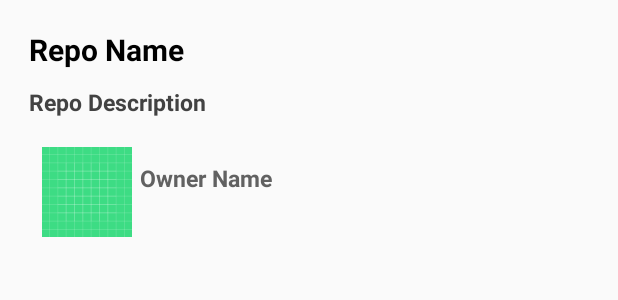
After one commit to abir-ahmed/project-top-android-repo, an Android app: the layout activity_repo_description.xml on its own in the app's theme, with its tools: preview values and no code run, on a phone screen of 412 x 824 dp. The commit adds this screen. Shown: the top 300 px of the screen. Run offline under Robolectric (Android 15) with nearby library versions, the phone set to English and light mode, and no system bars.

```diff
--- a/app/src/main/AndroidManifest.xml
+++ b/app/src/main/AndroidManifest.xml
@@ -14,13 +14,17 @@
         android:theme="@style/AppTheme">
         <activity
             android:name=".MainActivity"
-            android:theme="@style/ScreenTheme">
+            android:screenOrientation="portrait"
+            android:theme="@style/AppTheme">
             <intent-filter>
                 <action android:name="android.intent.action.MAIN" />
 
                 <category android:name="android.intent.category.LAUNCHER" />
             </intent-filter>
         </activity>
+        <activity
+            android:name=".RepoDetailActivity"
+            android:screenOrientation="portrait"/>
     </application>
 
 </manifest>
--- /dev/null
+++ b/app/src/main/res/layout/activity_repo_description.xml
@@ -0,0 +1,63 @@
+<?xml version="1.0" encoding="utf-8"?>
+<LinearLayout
+    xmlns:android="http://schemas.android.com/apk/res/android"
+    android:layout_width="match_parent"
+    android:layout_height="wrap_content"
+    android:orientation="horizontal"
+    android:padding="14dp">
+
+    <LinearLayout
+        android:layout_width="match_parent"
+        android:layout_height="wrap_content"
+        android:orientation="vertical">
+
+        <TextView
+            android:id="@+id/repo_name"
+            android:layout_width="match_parent"
+            android:layout_height="wrap_content"
+            android:layout_margin="5dp"
+            android:text="Repo Name"
+            android:textColor="@color/repo_name_text_color"
+            android:textSize="@dimen/large_text"
+            android:textStyle="bold" />
+
+        <TextView
+            android:id="@+id/repo_description"
+            android:layout_width="match_parent"
+            android:layout_height="wrap_content"
+            android:layout_margin="5dp"
+            android:text="Repo Description"
+            android:textColor="@color/repo_description_text_color"
+            android:textSize="@dimen/medium_text"
+            android:textStyle="bold" />
+
+        <RelativeLayout
+            android:layout_width="match_parent"
+            android:layout_height="wrap_content"
+            android:orientation="horizontal"
+            android:padding="14dp">
+
+            <ImageView
+                android:id="@+id/owner_avatar_image"
+                android:layout_width="@dimen/avatar_image_size"
+                android:layout_height="@dimen/avatar_image_size"
+                android:layout_alignParentLeft="true"
+                android:src="@drawable/ic_launcher_background" />
+
+            <TextView
+                android:id="@+id/owner_name"
+                android:layout_width="wrap_content"
+                android:layout_height="wrap_content"
+                android:text="Owner Name"
+                android:textColor="@color/owner_name_text_color"
+                android:textSize="@dimen/medium_text"
+                android:textStyle="bold"
+                android:layout_marginLeft="5dp"
+                android:layout_marginTop="10dp"
+                android:layout_toRightOf="@+id/owner_avatar_image"/>
+
+        </RelativeLayout>
+
+    </LinearLayout>
+
+</LinearLayout>
--- a/app/src/main/res/values/dimens.xml
+++ b/app/src/main/res/values/dimens.xml
@@ -3,7 +3,7 @@
 
     <dimen name="large_text">20sp</dimen>
     <dimen name="medium_text">15sp</dimen>
-    <dimen name="avatar_image_size">40dp</dimen>
+    <dimen name="avatar_image_size">60dp</dimen>
     <dimen name="star_image_size">20dp</dimen>
 
 </resources>
--- a/app/src/main/res/values/styles.xml
+++ b/app/src/main/res/values/styles.xml
@@ -6,20 +6,9 @@
         <item name="colorPrimary">@color/colorPrimary</item>
         <item name="colorPrimaryDark">@color/colorPrimaryDark</item>
         <item name="colorAccent">@color/colorAccent</item>
-        <item name="windowActionBar">false</item>
-        <item name="windowNoTitle">true</item>
-    </style>
-
-    <!--Application Screen Theme -->
-    <style name="ScreenTheme" parent="Theme.AppCompat.Light.NoActionBar">
-        <item name="android:windowNoTitle">true</item>
-        <item name="android:windowActionBar">false</item>
-        <item name="android:windowFullscreen">true</item>
-        <item name="android:windowContentOverlay">@null</item>
     </style>
 
     <style name="AppTheme.AppBarOverlay" parent="ThemeOverlay.AppCompat.Dark.ActionBar" />
-
     <style name="AppTheme.PopupOverlay" parent="ThemeOverlay.AppCompat.Light" />
 
 </resources>
```
Also changed, not shown: app/src/main/java/com/example/topandroidrepositories/MainActivity.java (+36 -34 lines), app/src/main/java/com/example/topandroidrepositories/RepoDetailActivity.java (added, +49 -0 lines), app/src/main/java/com/example/topandroidrepositories/adapter/RepoAdapter.java (+30 -44 lines), app/src/main/java/com/example/topandroidrepositories/util/Util.java (+31 -0 lines).
